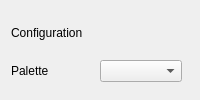
Old version of the form src/qt/view/QtSettingsPage.ui in the repository bogdanbaloi/industrial-hmi.
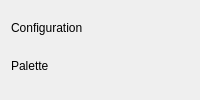
New version of the form.

Commit message:
Show palette choices as swatches in Qt Settings
- Replace the palette combo with one thumbnail per palette
- Each swatch paints the palette base and accent, active one highlighted

What changed in the file:
```diff
--- a/src/qt/view/QtSettingsPage.ui
+++ b/src/qt/view/QtSettingsPage.ui
@@ -20,7 +20,7 @@
       </widget>
      </item>
      <item>
-      <widget class="QComboBox" name="paletteCombo"/>
+      <layout class="QHBoxLayout" name="paletteSwatches"/>
      </item>
      <item>
       <spacer name="paletteSpacer">
```
The commit also changes 1 other file.
